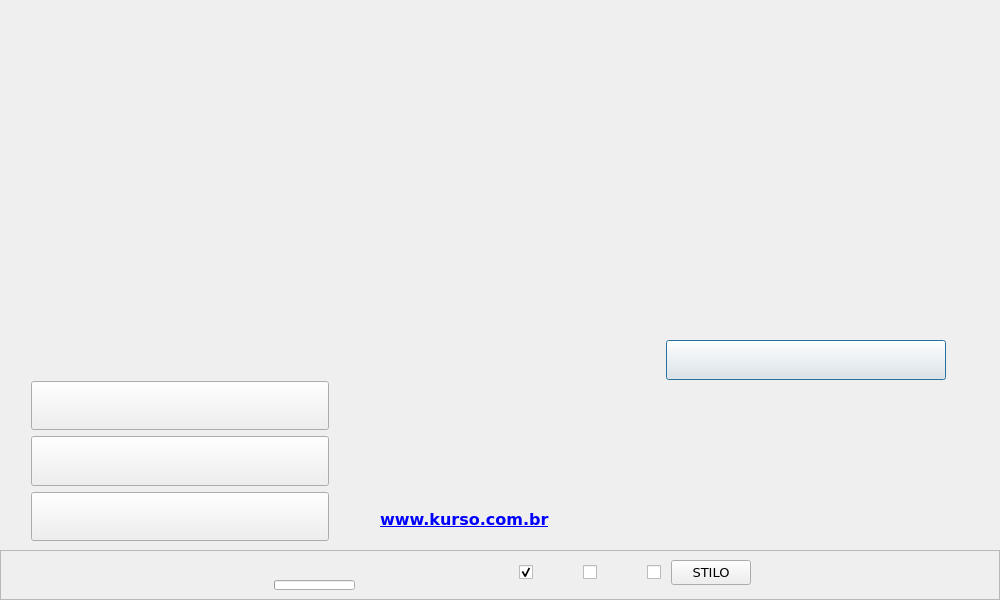
Above: kurso.ui from antono/kurso-de-esperanto before the change. Below: the same form after it.
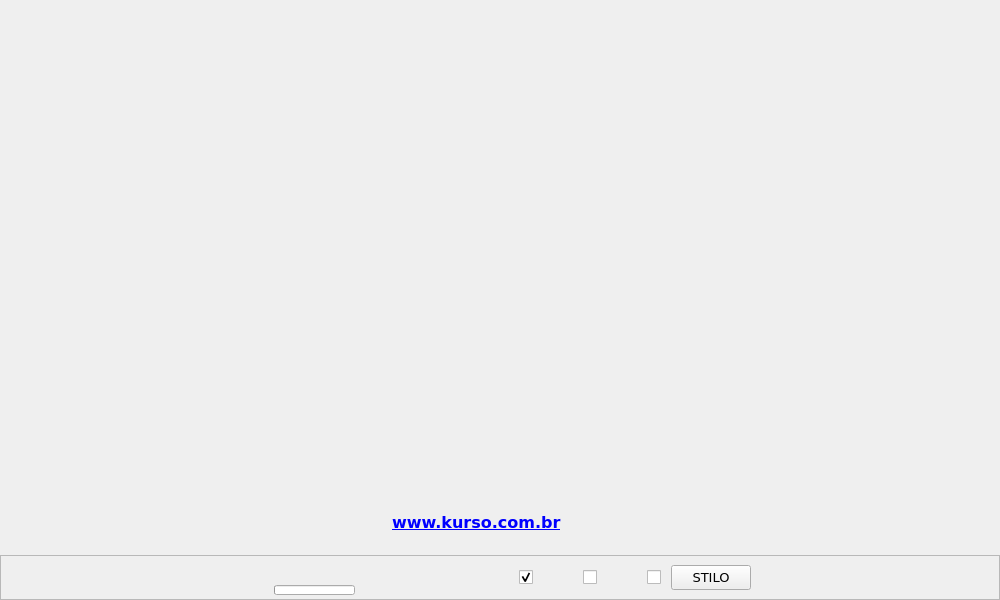
That is the form after the change. The open tabs and pages were chosen to show the change. Icons and pictures are not drawn. Custom widgets are drawn as their Qt base class.

The edit to the form file:
```diff
--- a/kurso.ui
+++ b/kurso.ui
@@ -18,8 +18,8 @@
   </property>
   <property name="minimumSize">
    <size>
-    <width>1000</width>
-    <height>600</height>
+    <width>0</width>
+    <height>0</height>
    </size>
   </property>
   <property name="font">
@@ -64,7 +64,7 @@
      <number>0</number>
     </property>
     <item>
-     <layout class="QVBoxLayout" name="verticalLayout_124" stretch="1,0">
+     <layout class="QVBoxLayout" name="verticalLayout_124" stretch="0,0">
       <property name="spacing">
        <number>0</number>
       </property>
@@ -101,15 +101,21 @@
          <property name="styleSheet">
           <string notr="true"/>
          </property>
+         <layout class="QGridLayout" name="gridLayout">
+          <property name="leftMargin">
+           <number>9</number>
+          </property>
+          <property name="topMargin">
+           <number>2</number>
+          </property>
+          <property name="bottomMargin">
+           <number>3</number>
+          </property>
+          <property name="spacing">
+           <number>0</number>
+          </property>
+          <item row="0" column="2" rowspan="3" colspan="20">
          <widget class="QLabel" name="label_2">
-          <property name="geometry">
-           <rect>
-            <x>10</x>
-            <y>10</y>
-            <width>100</width>
-            <height>113</height>
-           </rect>
-          </property>
           <property name="text">
            <string/>
           </property>
@@ -117,15 +123,48 @@
            <pixmap resource="paghopiedo.qrc">:/pagxopiedo/Esperanto_125.png</pixmap>
           </property>
          </widget>
+          </item>
+          <item row="0" column="40" colspan="30">
+           <widget class="QPushButton" name="Leciono1">
+            <property name="sizePolicy">
+             <sizepolicy hsizetype="Preferred" vsizetype="Preferred">
+              <horstretch>0</horstretch>
+              <verstretch>0</verstretch>
+             </sizepolicy>
+            </property>
+            <property name="minimumSize">
+             <size>
+              <width>0</width>
+              <height>0</height>
+             </size>
+            </property>
+            <property name="maximumSize">
+             <size>
+              <width>147</width>
+              <height>42</height>
+             </size>
+            </property>
+            <property name="font">
+             <font>
+              <pointsize>11</pointsize>
+             </font>
+            </property>
+            <property name="iconSize">
+             <size>
+              <width>24</width>
+              <height>24</height>
+             </size>
+            </property>
+            <property name="flat">
+             <bool>true</bool>
+            </property>
+            <property name="tipo" stdset="0">
+             <string>leciona</string>
+            </property>
+           </widget>
+          </item>
+          <item row="0" column="100" rowspan="7" colspan="86">
          <widget class="QLabel" name="label_3">
-          <property name="geometry">
-           <rect>
-            <x>530</x>
-            <y>-5</y>
-            <width>430</width>
-            <height>257</height>
-           </rect>
-          </property>
           <property name="text">
            <string/>
           </property>
@@ -133,63 +172,9 @@
            <pixmap resource="paghopiedo.qrc">:/pagxopiedo/kurso_fono.png</pixmap>
           </property>
          </widget>
-         <widget class="QPushButton" name="Leciono1">
-          <property name="geometry">
-           <rect>
-            <x>216</x>
-            <y>6</y>
-            <width>44</width>
-            <height>25</height>
-           </rect>
-          </property>
-          <property name="sizePolicy">
-           <sizepolicy hsizetype="Preferred" vsizetype="Preferred">
-            <horstretch>0</horstretch>
-            <verstretch>0</verstretch>
-           </sizepolicy>
-          </property>
-          <property name="minimumSize">
-           <size>
-            <width>0</width>
-            <height>0</height>
-           </size>
-          </property>
-          <property name="maximumSize">
-           <size>
-            <width>16777215</width>
-            <height>16777215</height>
-           </size>
-          </property>
-          <property name="font">
-           <font>
-            <pointsize>11</pointsize>
-           </font>
-          </property>
-          <property name="text">
-           <string notr="true"/>
-          </property>
-          <property name="iconSize">
-           <size>
-            <width>24</width>
-            <height>24</height>
-           </size>
-          </property>
-          <property name="flat">
-           <bool>true</bool>
-          </property>
-          <property name="tipo" stdset="0">
-           <string>leciona</string>
-          </property>
-         </widget>
+          </item>
+          <item row="1" column="44" colspan="30">
          <widget class="QPushButton" name="Leciono2">
-          <property name="geometry">
-           <rect>
-            <x>236</x>
-            <y>47</y>
-            <width>44</width>
-            <height>25</height>
-           </rect>
-          </property>
           <property name="sizePolicy">
            <sizepolicy hsizetype="Preferred" vsizetype="Preferred">
             <horstretch>0</horstretch>
@@ -204,8 +189,8 @@
           </property>
           <property name="maximumSize">
            <size>
-            <width>16777215</width>
-            <height>16777215</height>
+              <width>147</width>
+              <height>42</height>
            </size>
           </property>
           <property name="font">
@@ -213,9 +198,6 @@
             <pointsize>11</pointsize>
            </font>
           </property>
-          <property name="text">
-           <string notr="true"/>
-          </property>
           <property name="iconSize">
            <size>
             <width>24</width>
@@ -229,15 +211,9 @@
            <string>leciona</string>
           </property>
          </widget>
+          </item>
+          <item row="2" column="48" colspan="30">
          <widget class="QPushButton" name="Leciono3">
-          <property name="geometry">
-           <rect>
-            <x>258</x>
-            <y>88</y>
-            <width>44</width>
-            <height>25</height>
-           </rect>
-          </property>
           <property name="sizePolicy">
            <sizepolicy hsizetype="Preferred" vsizetype="Preferred">
             <horstretch>0</horstretch>
@@ -252,8 +228,8 @@
           </property>
           <property name="maximumSize">
            <size>
-            <width>16777215</width>
-            <height>16777215</height>
+              <width>147</width>
+              <height>42</height>
            </size>
           </property>
           <property name="font">
@@ -261,9 +237,6 @@
             <pointsize>11</pointsize>
            </font>
           </property>
-          <property name="text">
-           <string notr="true"/>
-          </property>
           <property name="iconSize">
            <size>
             <width>24</width>
@@ -277,63 +250,9 @@
            <string>leciona</string>
           </property>
          </widget>
-         <widget class="QPushButton" name="Leciono4">
-          <property name="geometry">
-           <rect>
-            <x>282</x>
-            <y>130</y>
-            <width>44</width>
-            <height>25</height>
-           </rect>
-          </property>
-          <property name="sizePolicy">
-           <sizepolicy hsizetype="Preferred" vsizetype="Preferred">
-            <horstretch>0</horstretch>
-            <verstretch>0</verstretch>
-           </sizepolicy>
-          </property>
-          <property name="minimumSize">
-           <size>
-            <width>0</width>
-            <height>0</height>
-           </size>
-          </property>
-          <property name="maximumSize">
-           <size>
-            <width>16777215</width>
-            <height>16777215</height>
-           </size>
-          </property>
-          <property name="font">
-           <font>
-            <pointsize>11</pointsize>
-           </font>
-          </property>
-          <property name="text">
-           <string notr="true"/>
-          </property>
-          <property name="iconSize">
-           <size>
-            <width>24</width>
-            <height>24</height>
-           </size>
-          </property>
-          <property name="flat">
-           <bool>true</bool>
-          </property>
-          <property name="tipo" stdset="0">
-           <string>leciona</string>
-          </property>
-         </widget>
+          </item>
+          <item row="4" column="58" colspan="30">
          <widget class="QPushButton" name="Leciono5">
-          <property name="geometry">
-           <rect>
-            <x>309</x>
-            <y>171</y>
-            <width>44</width>
-            <height>25</height>
-           </rect>
-          </property>
           <property name="sizePolicy">
            <sizepolicy hsizetype="Preferred" vsizetype="Preferred">
             <horstretch>0</horstretch>
@@ -348,8 +267,8 @@
           </property>
           <property name="maximumSize">
            <size>
-            <width>16777215</width>
-            <height>16777215</height>
+              <width>147</width>
+              <height>42</height>
            </size>
           </property>
           <property name="font">
@@ -357,9 +276,6 @@
             <pointsize>11</pointsize>
            </font>
           </property>
-          <property name="text">
-           <string notr="true"/>
-          </property>
           <property name="iconSize">
            <size>
             <width>24</width>
@@ -373,15 +289,9 @@
            <string>leciona</string>
           </property>
          </widget>
+          </item>
+          <item row="5" column="64" colspan="30">
          <widget class="QPushButton" name="Leciono6">
-          <property name="geometry">
-           <rect>
-            <x>338</x>
-            <y>212</y>
-            <width>44</width>
-            <height>25</height>
-           </rect>
-          </property>
           <property name="sizePolicy">
            <sizepolicy hsizetype="Preferred" vsizetype="Preferred">
             <horstretch>0</horstretch>
@@ -396,8 +306,8 @@
           </property>
           <property name="maximumSize">
            <size>
-            <width>16777215</width>
-            <height>16777215</height>
+              <width>147</width>
+              <height>42</height>
            </size>
           </property>
           <property name="font">
@@ -405,9 +315,6 @@
             <pointsize>11</pointsize>
            </font>
           </property>
-          <property name="text">
-           <string notr="true"/>
-          </property>
           <property name="iconSize">
            <size>
             <width>24</width>
@@ -421,15 +328,9 @@
            <string>leciona</string>
           </property>
          </widget>
+          </item>
+          <item row="6" column="71" colspan="30">
          <widget class="QPushButton" name="Leciono7">
-          <property name="geometry">
-           <rect>
-            <x>370</x>
-            <y>253</y>
-            <width>44</width>
-            <height>25</height>
-           </rect>
-          </property>
           <property name="sizePolicy">
            <sizepolicy hsizetype="Preferred" vsizetype="Preferred">
             <horstretch>0</horstretch>
@@ -444,8 +345,8 @@
           </property>
           <property name="maximumSize">
            <size>
-            <width>16777215</width>
-            <height>16777215</height>
+              <width>147</width>
+              <height>42</height>
            </size>
           </property>
           <property name="font">
@@ -453,9 +354,6 @@
             <pointsize>11</pointsize>
            </font>
           </property>
-          <property name="text">
-           <string notr="true"/>
-          </property>
           <property name="iconSize">
            <size>
             <width>24</width>
@@ -469,65 +367,11 @@
            <string>leciona</string>
           </property>
          </widget>
-         <widget class="QPushButton" name="Leciono8">
-          <property name="geometry">
-           <rect>
-            <x>406</x>
-            <y>295</y>
-            <width>44</width>
-            <height>25</height>
-           </rect>
-          </property>
-          <property name="sizePolicy">
-           <sizepolicy hsizetype="Preferred" vsizetype="Preferred">
-            <horstretch>0</horstretch>
-            <verstretch>0</verstretch>
-           </sizepolicy>
-          </property>
-          <property name="minimumSize">
-           <size>
-            <width>0</width>
-            <height>0</height>
-           </size>
-          </property>
-          <property name="maximumSize">
-           <size>
-            <width>16777215</width>
-            <height>16777215</height>
-           </size>
-          </property>
-          <property name="font">
-           <font>
-            <pointsize>11</pointsize>
-           </font>
-          </property>
-          <property name="text">
-           <string notr="true"/>
-          </property>
-          <property name="iconSize">
-           <size>
-            <width>24</width>
-            <height>24</height>
-           </size>
-          </property>
-          <property name="flat">
-           <bool>true</bool>
-          </property>
-          <property name="tipo" stdset="0">
-           <string>leciona</string>
-          </property>
-         </widget>
+          </item>
+          <item row="9" column="2" colspan="60">
          <widget class="QPushButton" name="KieButono">
-          <property name="geometry">
-           <rect>
-            <x>666</x>
-            <y>340</y>
-            <width>280</width>
-            <height>40</height>
-           </rect>
-          </property>
           <property name="sizePolicy">
-           <sizepolicy hsizetype="Preferred" vsizetype="Preferred">
+             <sizepolicy hsizetype="Preferred" vsizetype="Maximum">
             <horstretch>0</horstretch>
             <verstretch>0</verstretch>
            </sizepolicy>
@@ -540,7 +384,7 @@
           </property>
           <property name="maximumSize">
            <size>
-            <width>16777215</width>
+              <width>300</width>
             <height>16777215</height>
            </size>
           </property>
@@ -566,18 +410,51 @@
            <bool>true</bool>
           </property>
           <property name="flat">
-           <bool>false</bool>
-          </property>
-         </widget>
+             <bool>true</bool>
+            </property>
+           </widget>
+          </item>
+          <item row="7" column="78" colspan="30">
+           <widget class="QPushButton" name="Leciono8">
+            <property name="sizePolicy">
+             <sizepolicy hsizetype="Preferred" vsizetype="Preferred">
+              <horstretch>0</horstretch>
+              <verstretch>0</verstretch>
+             </sizepolicy>
+            </property>
+            <property name="minimumSize">
+             <size>
+              <width>0</width>
+              <height>0</height>
+             </size>
+            </property>
+            <property name="maximumSize">
+             <size>
+              <width>147</width>
+              <height>42</height>
+             </size>
+            </property>
+            <property name="font">
+             <font>
+              <pointsize>11</pointsize>
+             </font>
+            </property>
+            <property name="iconSize">
+             <size>
+              <width>24</width>
+              <height>24</height>
+             </size>
+            </property>
+            <property name="flat">
+             <bool>true</bool>
+            </property>
+            <property name="tipo" stdset="0">
+             <string>leciona</string>
+            </property>
+           </widget>
+          </item>
+          <item row="8" column="86" colspan="30">
          <widget class="QPushButton" name="Leciono9">
-          <property name="geometry">
-           <rect>
-            <x>445</x>
-            <y>336</y>
-            <width>44</width>
-            <height>25</height>
-           </rect>
-          </property>
           <property name="sizePolicy">
            <sizepolicy hsizetype="Preferred" vsizetype="Preferred">
             <horstretch>0</horstretch>
@@ -592,8 +469,8 @@
           </property>
           <property name="maximumSize">
            <size>
-            <width>16777215</width>
-            <height>16777215</height>
+              <width>147</width>
+              <height>42</height>
            </size>
           </property>
           <property name="font">
@@ -601,9 +478,6 @@
             <pointsize>11</pointsize>
            </font>
           </property>
-          <property name="text">
-           <string notr="true"/>
-          </property>
           <property name="iconSize">
            <size>
             <width>24</width>
@@ -617,15 +491,52 @@
            <string>leciona</string>
           </property>
          </widget>
+          </item>
+          <item row="10" column="2" colspan="60">
+           <widget class="QPushButton" name="KioEstas">
+            <property name="sizePolicy">
+             <sizepolicy hsizetype="Preferred" vsizetype="Maximum">
+              <horstretch>0</horstretch>
+              <verstretch>0</verstretch>
+             </sizepolicy>
+            </property>
+            <property name="minimumSize">
+             <size>
+              <width>0</width>
+              <height>0</height>
+             </size>
+            </property>
+            <property name="maximumSize">
+             <size>
+              <width>300</width>
+              <height>16777215</height>
+             </size>
+            </property>
+            <property name="font">
+             <font>
+              <pointsize>11</pointsize>
+             </font>
+            </property>
+            <property name="text">
+             <string notr="true"/>
+            </property>
+            <property name="icon">
+             <iconset resource="ikonoj.qrc">
+              <normaloff>:/ikonoj/e_flago.png</normaloff>:/ikonoj/e_flago.png</iconset>
+            </property>
+            <property name="iconSize">
+             <size>
+              <width>32</width>
+              <height>32</height>
+             </size>
+            </property>
+            <property name="flat">
+             <bool>true</bool>
+            </property>
+           </widget>
+          </item>
+          <item row="9" column="94" colspan="30">
          <widget class="QPushButton" name="Leciono10">
-          <property name="geometry">
-           <rect>
-            <x>487</x>
-            <y>378</y>
-            <width>44</width>
-            <height>25</height>
-           </rect>
-          </property>
           <property name="sizePolicy">
            <sizepolicy hsizetype="Preferred" vsizetype="Preferred">
             <horstretch>0</horstretch>
@@ -640,8 +551,8 @@
           </property>
           <property name="maximumSize">
            <size>
-            <width>16777215</width>
-            <height>16777215</height>
+              <width>147</width>
+              <height>42</height>
            </size>
           </property>
           <property name="font">
@@ -649,9 +560,6 @@
             <pointsize>11</pointsize>
            </font>
           </property>
-          <property name="text">
-           <string notr="true"/>
-          </property>
           <property name="iconSize">
            <size>
             <width>24</width>
@@ -665,15 +573,9 @@
            <string>leciona</string>
           </property>
          </widget>
+          </item>
+          <item row="10" column="104" colspan="30">
          <widget class="QPushButton" name="Leciono11">
-          <property name="geometry">
-           <rect>
-            <x>535</x>
-            <y>419</y>
-            <width>44</width>
-            <height>25</height>
-           </rect>
-          </property>
           <property name="sizePolicy">
            <sizepolicy hsizetype="Preferred" vsizetype="Preferred">
             <horstretch>0</horstretch>
@@ -688,8 +590,8 @@
           </property>
           <property name="maximumSize">
            <size>
-            <width>16777215</width>
-            <height>16777215</height>
+              <width>147</width>
+              <height>42</height>
            </size>
           </property>
           <property name="font">
@@ -697,9 +599,6 @@
             <pointsize>11</pointsize>
            </font>
           </property>
-          <property name="text">
-           <string notr="true"/>
-          </property>
           <property name="iconSize">
            <size>
             <width>24</width>
@@ -713,15 +612,52 @@
            <string>leciona</string>
           </property>
          </widget>
+          </item>
+          <item row="11" column="2" colspan="60">
+           <widget class="QPushButton" name="Kreditoj">
+            <property name="sizePolicy">
+             <sizepolicy hsizetype="Preferred" vsizetype="Maximum">
+              <horstretch>0</horstretch>
+              <verstretch>0</verstretch>
+             </sizepolicy>
+            </property>
+            <property name="minimumSize">
+             <size>
+              <width>0</width>
+              <height>0</height>
+             </size>
+            </property>
+            <property name="maximumSize">
+             <size>
+              <width>300</width>
+              <height>16777215</height>
+             </size>
+            </property>
+            <property name="font">
+             <font>
+              <pointsize>11</pointsize>
+             </font>
+            </property>
+            <property name="text">
+             <string notr="true"/>
+            </property>
+            <property name="icon">
+             <iconset resource="ikonoj.qrc">
+              <normaloff>:/ikonoj/kreditoj.png</normaloff>:/ikonoj/kreditoj.png</iconset>
+            </property>
+            <property name="iconSize">
+             <size>
+              <width>32</width>
+              <height>32</height>
+             </size>
+            </property>
+            <property name="flat">
+             <bool>true</bool>
+            </property>
+           </widget>
+          </item>
+          <item row="11" column="114" colspan="30">
          <widget class="QPushButton" name="Leciono12">
-          <property name="geometry">
-           <rect>
-            <x>586</x>
-            <y>461</y>
-            <width>44</width>
-            <height>25</height>
-           </rect>
-          </property>
           <property name="sizePolicy">
            <sizepolicy hsizetype="Preferred" vsizetype="Preferred">
             <horstretch>0</horstretch>
@@ -736,8 +672,8 @@
           </property>
           <property name="maximumSize">
            <size>
-            <width>16777215</width>
-            <height>16777215</height>
+              <width>147</width>
+              <height>42</height>
            </size>
           </property>
           <property name="font">
@@ -745,9 +681,6 @@
             <pointsize>11</pointsize>
            </font>
           </property>
-          <property name="text">
-           <string notr="true"/>
-          </property>
           <property name="iconSize">
            <size>
             <width>24</width>
@@ -761,15 +694,52 @@
            <string>leciona</string>
           </property>
          </widget>
+          </item>
+          <item row="12" column="2" colspan="60">
+           <widget class="QPushButton" name="Eliri">
+            <property name="sizePolicy">
+             <sizepolicy hsizetype="Preferred" vsizetype="Maximum">
+              <horstretch>0</horstretch>
+              <verstretch>0</verstretch>
+             </sizepolicy>
+            </property>
+            <property name="minimumSize">
+             <size>
+              <width>0</width>
+              <height>0</height>
+             </size>
+            </property>
+            <property name="maximumSize">
+             <size>
+              <width>300</width>
+              <height>16777215</height>
+             </size>
+            </property>
+            <property name="font">
+             <font>
+              <pointsize>11</pointsize>
+             </font>
+            </property>
+            <property name="text">
+             <string notr="true"/>
+            </property>
+            <property name="icon">
+             <iconset resource="ikonoj.qrc">
+              <normaloff>:/ikonoj/fermi.png</normaloff>:/ikonoj/fermi.png</iconset>
+            </property>
+            <property name="iconSize">
+             <size>
+              <width>32</width>
+              <height>32</height>
+             </size>
+            </property>
+            <property name="flat">
+             <bool>true</bool>
+            </property>
+           </widget>
+          </item>
+          <item row="12" column="74" colspan="40">
          <widget class="QLabel" name="ligilo">
-          <property name="geometry">
-           <rect>
-            <x>380</x>
-            <y>510</y>
-            <width>169</width>
-            <height>19</height>
-           </rect>
-          </property>
           <property name="sizePolicy">
            <sizepolicy hsizetype="Preferred" vsizetype="Minimum">
             <horstretch>0</horstretch>
@@ -787,15 +757,9 @@
            <bool>true</bool>
           </property>
          </widget>
+          </item>
+          <item row="12" column="126" colspan="30">
          <widget class="QPushButton" name="Leciono13">
-          <property name="geometry">
-           <rect>
-            <x>643</x>
-            <y>503</y>
-            <width>44</width>
-            <height>25</height>
-           </rect>
-          </property>
           <property name="sizePolicy">
            <sizepolicy hsizetype="Preferred" vsizetype="Preferred">
             <horstretch>0</horstretch>
@@ -810,8 +774,8 @@
           </property>
           <property name="maximumSize">
            <size>
-            <width>16777215</width>
-            <height>16777215</height>
+              <width>147</width>
+              <height>42</height>
            </size>
           </property>
           <property name="font">
@@ -819,9 +783,6 @@
             <pointsize>11</pointsize>
            </font>
           </property>
-          <property name="text">
-           <string notr="true"/>
-          </property>
           <property name="iconSize">
            <size>
             <width>24</width>
@@ -835,64 +796,9 @@
            <string>leciona</string>
           </property>
          </widget>
-         <widget class="QWidget" name="layoutWidget">
-          <property name="geometry">
-           <rect>
-            <x>20</x>
-            <y>370</y>
-            <width>320</width>
-            <height>176</height>
-           </rect>
-          </property>
-          <layout class="QVBoxLayout" name="verticalLayout_26">
-           <property name="bottomMargin">
-            <number>5</number>
-           </property>
-           <item>
-            <widget class="QPushButton" name="KioEstas">
-             <property name="sizePolicy">
-              <sizepolicy hsizetype="Preferred" vsizetype="Preferred">
-               <horstretch>0</horstretch>
-               <verstretch>0</verstretch>
-              </sizepolicy>
-             </property>
-             <property name="minimumSize">
-              <size>
-               <width>0</width>
-               <height>0</height>
-              </size>
-             </property>
-             <property name="maximumSize">
-              <size>
-               <width>16777215</width>
-               <height>16777215</height>
-              </size>
-             </property>
-             <property name="font">
-              <font>
-               <pointsize>11</pointsize>
-              </font>
-             </property>
-             <property name="text">
-              <string notr="true"/>
-             </property>
-             <property name="icon">
-              <iconset resource="ikonoj.qrc">
-               <normaloff>:/ikonoj/e_flago.png</normaloff>:/ikonoj/e_flago.png</iconset>
-             </property>
-             <property name="iconSize">
-              <size>
-               <width>32</width>
-               <height>32</height>
-              </size>
-             </property>
-             <property name="flat">
-              <bool>false</bool>
-             </property>
-            </widget>
-           </item>
-           <item>
-            <widget class="QPushButton" name="Kreditoj">
+          </item>
+          <item row="3" column="53" colspan="30">
+           <widget class="QPushButton" name="Leciono4">
              <property name="sizePolicy">
               <sizepolicy hsizetype="Preferred" vsizetype="Preferred">
                <horstretch>0</horstretch>
@@ -907,8 +813,8 @@
              </property>
              <property name="maximumSize">
               <size>
-               <width>16777215</width>
-               <height>16777215</height>
+              <width>147</width>
+              <height>42</height>
               </size>
              </property>
              <property name="font">
@@ -916,72 +822,21 @@
                <pointsize>11</pointsize>
               </font>
              </property>
-             <property name="layoutDirection">
-              <enum>Qt::LeftToRight</enum>
-             </property>
-             <property name="text">
-              <string notr="true"/>
-             </property>
-             <property name="icon">
-              <iconset resource="ikonoj.qrc">
-               <normaloff>:/ikonoj/kreditoj.png</normaloff>:/ikonoj/kreditoj.png</iconset>
-             </property>
              <property name="iconSize">
               <size>
-               <width>32</width>
-               <height>32</height>
+              <width>24</width>
+              <height>24</height>
               </size>
              </property>
              <property name="flat">
-              <bool>false</bool>
-             </property>
-            </widget>
-           </item>
-           <item>
-            <widget class="QPushButton" name="Eliri">
-             <property name="sizePolicy">
-              <sizepolicy hsizetype="Preferred" vsizetype="Preferred">
-               <horstretch>0</horstretch>
-               <verstretch>0</verstretch>
-              </sizepolicy>
-             </property>
-             <property name="minimumSize">
-              <size>
-               <width>0</width>
-               <height>0</height>
-              </size>
-             </property>
-             <property name="maximumSize">
-              <size>
-               <width>16777215</width>
-               <height>16777215</height>
-              </size>
-             </property>
-             <property name="font">
-              <font>
-               <pointsize>11</pointsize>
-              </font>
-             </property>
-             <property name="text">
-              <string notr="true"/>
-             </property>
-             <property name="icon">
-              <iconset resource="ikonoj.qrc">
-               <normaloff>:/ikonoj/fermi.png</normaloff>:/ikonoj/fermi.png</iconset>
-             </property>
-             <property name="iconSize">
-              <size>
-               <width>32</width>
-               <height>32</height>
-              </size>
-             </property>
-             <property name="flat">
-              <bool>false</bool>
+             <bool>true</bool>
+            </property>
+            <property name="tipo" stdset="0">
+             <string>leciona</string>
              </property>
             </widget>
            </item>
           </layout>
-         </widget>
         </widget>
         <widget class="QWidget" name="Pagho01">
          <layout class="QVBoxLayout" name="verticalLayout_12">
@@ -2669,13 +2524,13 @@
         <property name="minimumSize">
          <size>
           <width>0</width>
-          <height>50</height>
+          <height>45</height>
          </size>
         </property>
         <property name="maximumSize">
          <size>
           <width>16777215</width>
-          <height>50</height>
+          <height>45</height>
          </size>
         </property>
         <property name="frameShape">
@@ -2695,7 +2550,7 @@
           <number>0</number>
          </property>
          <property name="bottomMargin">
-          <number>5</number>
+          <number>0</number>
          </property>
          <item>
           <layout class="QHBoxLayout" name="horizontalLayout_15">
@@ -2785,7 +2640,7 @@
             <enum>Qt::Horizontal</enum>
            </property>
            <property name="sizeType">
-            <enum>QSizePolicy::Fixed</enum>
+            <enum>QSizePolicy::Maximum</enum>
            </property>
            <property name="sizeHint" stdset="0">
             <size>
@@ -2892,7 +2747,7 @@
             <enum>Qt::Horizontal</enum>
            </property>
            <property name="sizeType">
-            <enum>QSizePolicy::Fixed</enum>
+            <enum>QSizePolicy::Maximum</enum>
            </property>
            <property name="sizeHint" stdset="0">
             <size>
```
Left out of the diff: 186 changed lines with no effect on the pictures. Lines whose indentation alone changed are shown as unchanged.
